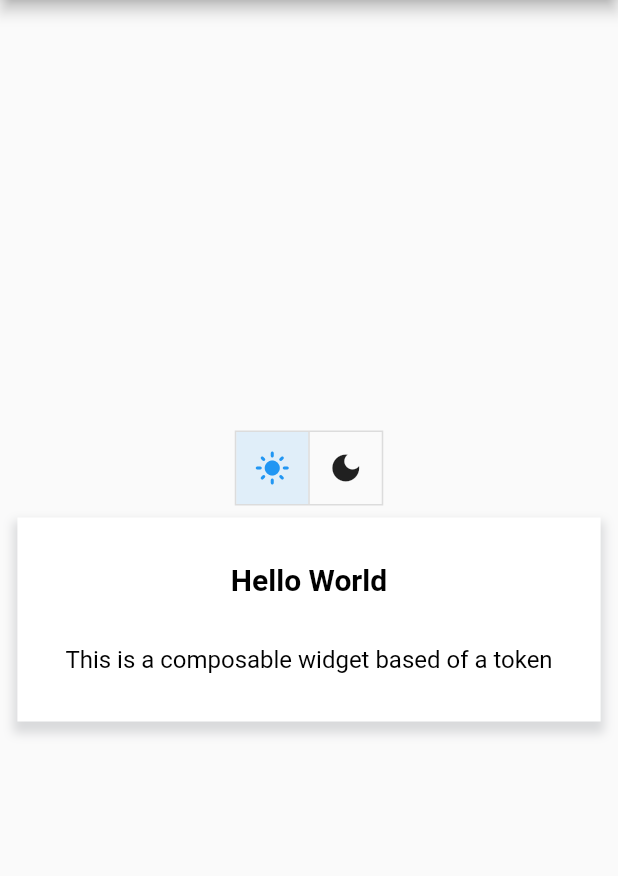
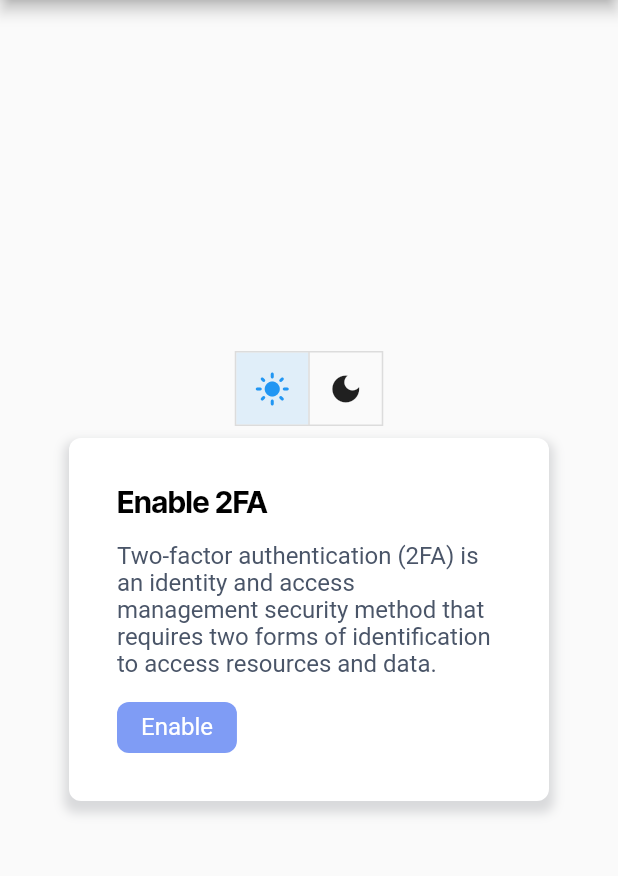
Before and after one commit to mark-nicepants/figma2flutter, a Flutter app: the screen it shows after launch, on a phone screen of 412 x 824 dp, the part 84-960 px from its top. Run offline on Flutter 3.47's test engine with Material 2 defaults, Android fonts, the phone set to English and light mode, and no system bars; our stand-ins replace args.

Commit message:
fix bug in resolving values

```diff
--- a/example/lib/main.dart
+++ b/example/lib/main.dart
@@ -59,23 +59,53 @@ class _Card extends StatelessWidget {
 
   @override
   Widget build(BuildContext context) {
-    return Composition(
-      token: context.tokens.composition.cardComp.copyWith(
-        fill: context.tokens.color.bgDefault,
-        textStyle: context.tokens.textStyle.typographyBody.copyWith(
-          color: context.tokens.color.fgDefault,
-        ),
-      ),
-      axis: Axis.vertical,
-      children: const [
-        Text(
-          'Hello World',
-          style: TextStyle(
-            fontSize: 20,
-            fontWeight: FontWeight.w700,
+    final tokens = context.tokens;
+
+    return ConstrainedBox(
+      constraints: const BoxConstraints(maxWidth: 320),
+      child: Composition(
+        token: tokens.composition.cardComp.copyWith(
+          textStyle: tokens.textStyle.typographyBody.copyWith(
+            color: tokens.color.fgDefault,
           ),
         ),
-        Text('This is a composable widget based of a token'),
+        axis: Axis.vertical,
+        crossAxisAlignment: CrossAxisAlignment.start,
+        children: [
+          Text(
+            'Enable 2FA',
+            style: tokens.textStyle.typographyH5Bold,
+          ),
+          Text(
+            'Two-factor authentication (2FA) is an identity and access management security method that requires two forms of identification to access resources and data.',
+            style: tokens.textStyle.typographyBody.copyWith(
+              color: tokens.color.fgMuted,
+            ),
+          ),
+          const _Button(label: 'Enable'),
+        ],
+      ),
+    );
+  }
+}
+
+class _Button extends StatelessWidget {
+  const _Button({required this.label});
+
+  final String label;
+
+  @override
+  Widget build(BuildContext context) {
+    return Composition(
+      token: context.tokens.composition.buttonComp,
+      axis: Axis.horizontal,
+      children: [
+        Text(
+          label,
+          style: TextStyle(
+            color: context.tokens.color.accentOnAccent,
+          ),
+        ),
       ],
     );
   }
--- a/lib/models/font_weight_value.dart
+++ b/lib/models/font_weight_value.dart
@@ -35,7 +35,7 @@ class FontWeightValue {
       return FontWeightValue(intValue);
     } else if (value is String) {
       final fontWeight = _fontWeightMap.entries.firstWhereOrNull(
-        (entry) => entry.value.contains(value),
+        (entry) => entry.value.contains(value.toLowerCase()),
       );
       if (fontWeight != null) {
         return FontWeightValue(fontWeight.key);
--- a/lib/processor.dart
+++ b/lib/processor.dart
@@ -30,10 +30,10 @@ class Processor {
   }
 
   List<Transformer> _loopProcess(
-    List<TransformerFactory> facotries,
+    List<TransformerFactory> factories,
     List<Token> tokens,
   ) {
-    final transformers = facotries.map((f) => f(tokens)).toList();
+    final transformers = factories.map((f) => f(tokens)).toList();
     for (final transformer in transformers) {
       for (final token in tokens) {
         _safeProcess(transformer, token);
--- a/lib/transformers/spacing_transformer.dart
+++ b/lib/transformers/spacing_transformer.dart
@@ -20,7 +20,7 @@ class SpacingTransformer extends SingleTokenTransformer {
 
     if (sizes.values.length == 1) {
       if (sizes.values[0].value == 0) {
-        return 'const EdgeInsets.zero';
+        return 'EdgeInsets.zero';
       }
 
       return 'const EdgeInsets.all(${sizes.values[0]})';
@@ -48,6 +48,6 @@ class SpacingTransformer extends SingleTokenTransformer {
           ')';
     }
 
-    return 'const EdgeInsets.none';
+    return 'EdgeInsets.zero';
   }
 }
```
Also changed, not shown: bin/figma2flutter.dart (+4 -5 lines), example/bin/example-themes.json (+5 -3 lines), lib/extensions/string.dart (+5 -8 lines), lib/models/multi_dimension_value.dart (+13 -1 lines), lib/models/token.dart (+45 -13 lines), example/lib/generated/tokens.g.dart, example/lib/generated/tokens_extra.g.dart, 4 other files.
